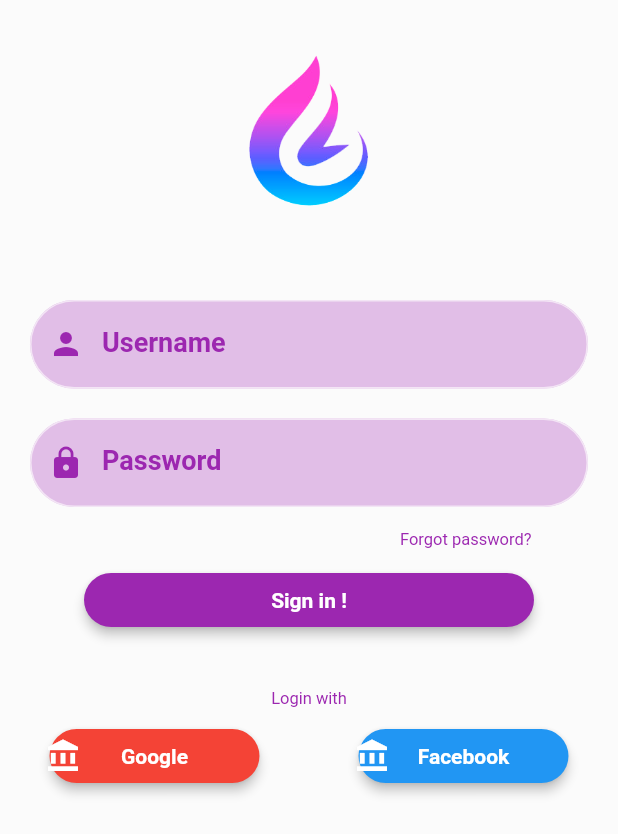
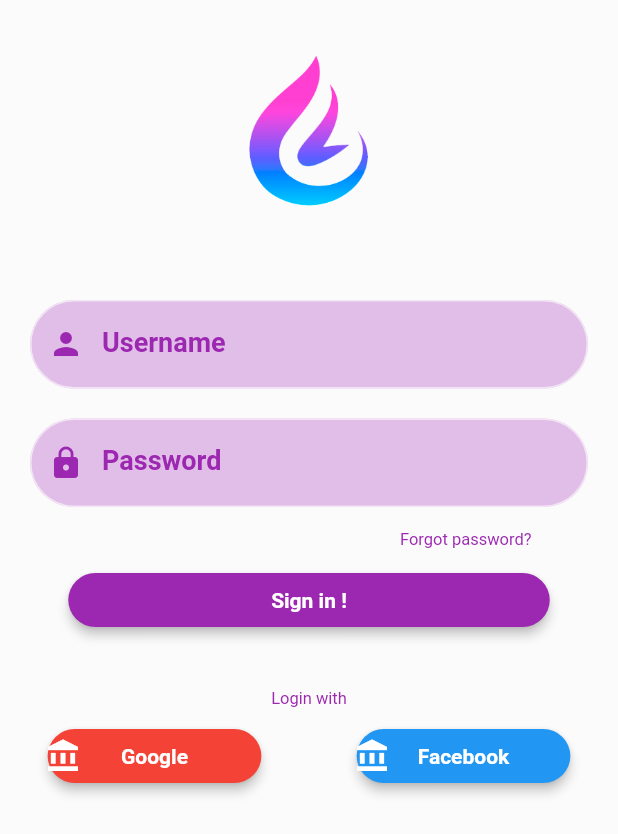
Before and after one commit to MateusHBR/loginFlutter, a Flutter app: the screen it shows after launch, on a phone screen of 412 x 824 dp. Shown: the top 834 px of the screen. Run offline on Flutter 3.47's test engine with Material 2 defaults, Android fonts, the phone set to English and light mode, and no system bars.

Commit message:
Alterações no estilo do TextField

```diff
--- a/lib/inputLogin.dart
+++ b/lib/inputLogin.dart
@@ -19,17 +19,17 @@ class textField extends StatelessWidget {
         obscureText: obscureText,
         decoration: InputDecoration(
           border: OutlineInputBorder(),
-          fillColor: Colors.purple[100],
-          filled: true,
           focusedBorder: OutlineInputBorder(
-            borderRadius: BorderRadius.circular(50.0),
+            borderRadius: BorderRadius.circular(30.0),
             borderSide: BorderSide(
               color: Colors.purple,
             ),
           ),
           enabledBorder: OutlineInputBorder(
-              borderRadius: BorderRadius.circular(50.0),
+              borderRadius: BorderRadius.circular(30.0),
               borderSide: BorderSide(color: Colors.purple[50])),
+          fillColor: Colors.purple[100],
+          filled: true,
           prefixIcon: Icon(
             icon,
             color: Colors.purple,
@@ -50,7 +50,12 @@ class buttonLogin extends StatelessWidget {
   final IconData icon;
   final Color color;
   const buttonLogin(
-      {Key key, this.textoBT = "", this.borderRadius = 0.0, this.width = 100, this.icon, this.color = Colors.purple})
+      {Key key,
+      this.textoBT = "",
+      this.borderRadius = 0.0,
+      this.width = 100,
+      this.icon,
+      this.color = Colors.purple})
       : super(key: key);
 
   @override
@@ -68,9 +73,7 @@ class buttonLogin extends StatelessWidget {
             textoBT,
             textAlign: TextAlign.end,
             style: TextStyle(
-                  color: Colors.white,
-                  fontSize: 14,
-                  fontWeight: FontWeight.bold),
+                color: Colors.white, fontSize: 14, fontWeight: FontWeight.bold),
           ),
           onPressed: () {},
         ),
--- a/lib/login.dart
+++ b/lib/login.dart
@@ -1,4 +1,5 @@
 import 'package:flutter/material.dart';
+import 'package:flutter/services.dart';
 import 'package:login_flutter/inputLogin.dart';
 
 
@@ -21,6 +22,7 @@ class _LoginState extends State<Login> {
           color: Colors.white12,
           height: double.infinity,
           width: double.infinity,
+          child: SingleChildScrollView(
                       child: Column(
               children: <Widget>[
                 Column(
@@ -48,7 +50,7 @@ class _LoginState extends State<Login> {
                         icon: null,
                         textoBT: "Sign in !",
                         borderRadius: 30.0,
-                      width: 300,
+                        width: 321,
                       ),
                     ),
                     TextoUtil(
@@ -64,7 +66,7 @@ class _LoginState extends State<Login> {
                                 color: Colors.red,
                                 textoBT: "Google",
                                 borderRadius: 30.0,
-                              width: 140,
+                                width: 142.5,
                               ),
                               Padding(
                                 padding: const EdgeInsets.only(left: 30, top: 12),
@@ -81,7 +83,7 @@ class _LoginState extends State<Login> {
                                 color: Colors.blue,
                               textoBT: "Facebook",
                               borderRadius: 30.0,
-                            width: 140,
+                              width: 142.5,
                               ),
                               Padding(
                                 padding: const EdgeInsets.only(left: 30, top: 12),
@@ -101,6 +103,7 @@ class _LoginState extends State<Login> {
             ),
           ),
         ),
+      ),
     );
   }
 }
```
Also changed, not shown: lib/main.dart (line endings or trailing spaces). Lines whose indentation alone changed are shown as unchanged.
